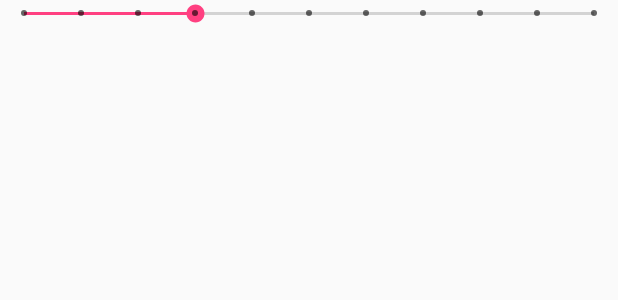
After one commit to IvanSlipstream/GreyRoute, an Android app: the layout fragment_analyze_inbox.xml on its own in the app's theme, with its tools: preview values and no code run, on a phone screen of 412 x 824 dp. The commit adds this screen. Shown: the top 300 px of the screen. Run offline under Robolectric (Android 15) with nearby library versions, the phone set to English and light mode, and no system bars.

```diff
--- /dev/null
+++ b/app/src/main/res/layout/fragment_analyze_inbox.xml
@@ -0,0 +1,14 @@
+<FrameLayout xmlns:android="http://schemas.android.com/apk/res/android"
+    xmlns:tools="http://schemas.android.com/tools"
+    android:layout_width="match_parent"
+    android:layout_height="match_parent"
+    tools:context="com.gmsworldwide.kharlamov.greyroute.fragments.AnalyzeInboxFragment">
+
+    <SeekBar
+        style="@style/Widget.AppCompat.SeekBar.Discrete"
+        android:layout_width="match_parent"
+        android:layout_height="wrap_content"
+        android:max="10"
+        android:progress="3"
+        android:id="@+id/sb_" />
+</FrameLayout>
--- a/app/src/main/res/values/strings.xml
+++ b/app/src/main/res/values/strings.xml
@@ -5,4 +5,7 @@
         \nPermission to read incoming SMS is required for that.</string>
     <string name="dismiss">Dismiss</string>
 
+    <!-- TODO: Remove or change this placeholder text -->
+    <string name="hello_blank_fragment">Hello blank fragment</string>
+
 </resources>
```
Also changed, not shown: app/src/main/res/mipmap-hdpi/ic_launcher.png, app/src/main/res/mipmap-mdpi/ic_launcher.png, app/src/main/res/mipmap-xhdpi/ic_launcher.png, app/src/main/res/mipmap-xxhdpi/ic_launcher.png, app/src/main/res/mipmap-xxxhdpi/ic_launcher.png.
